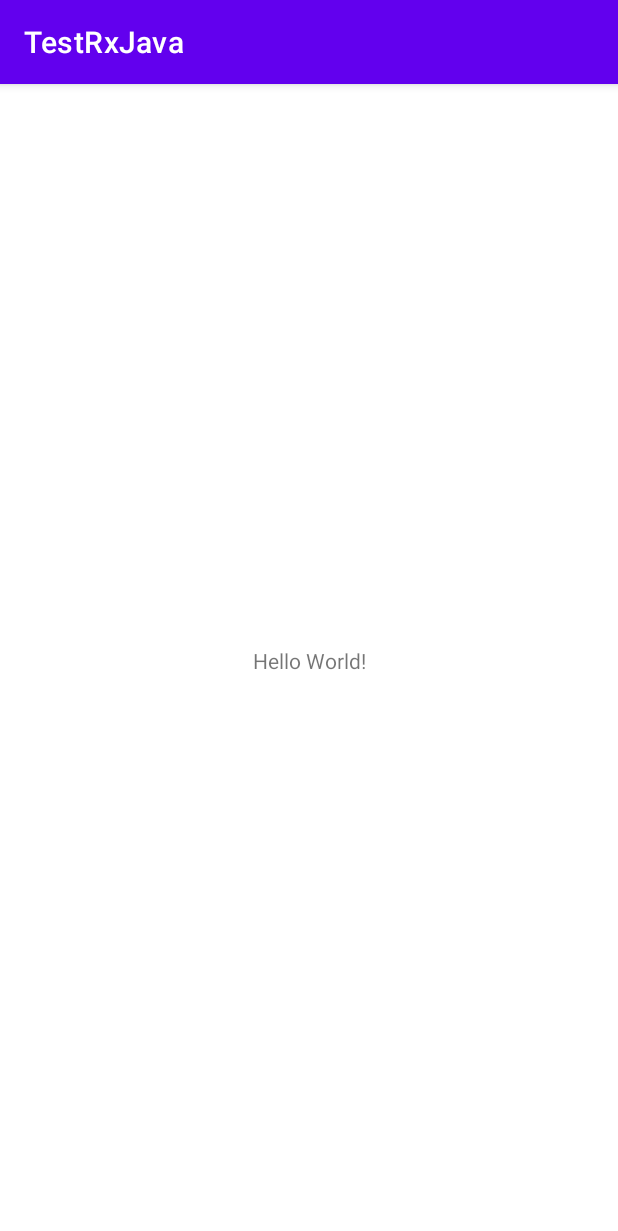
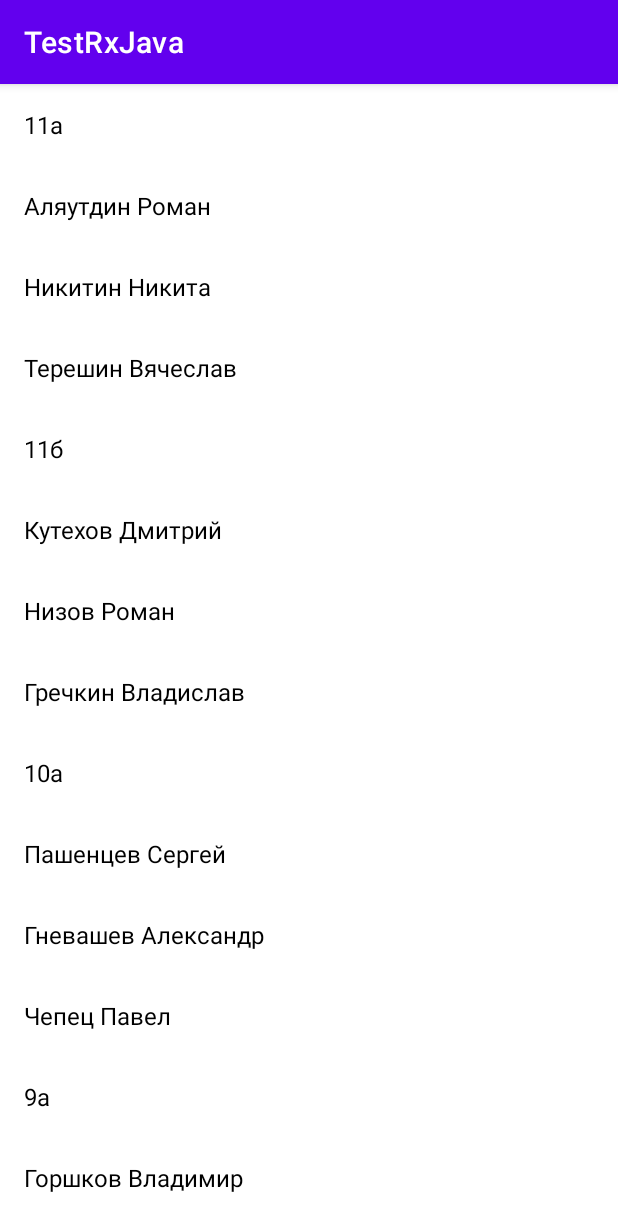
Before and after one commit to oisab/testRxJava, an Android app: the screen it shows after launch (MainActivity), on a phone screen of 412 x 824 dp. Shown: the top 1231 px of the screen. Run offline under Robolectric (Android 15) with nearby library versions, the phone set to English and light mode, and no system bars; our stand-ins replace RxJava.

```diff
--- a/app/build.gradle
+++ b/app/build.gradle
@@ -39,6 +39,11 @@ dependencies {
     implementation 'androidx.appcompat:appcompat:1.2.0'
     implementation 'com.google.android.material:material:1.3.0'
     implementation 'androidx.constraintlayout:constraintlayout:2.0.4'
+
+    // RxJava && RxAndroid
+    implementation 'io.reactivex.rxjava3:rxjava:3.0.13-RC4'
+    implementation 'io.reactivex.rxjava3:rxandroid:3.0.0'
+
     testImplementation 'junit:junit:4.+'
     androidTestImplementation 'androidx.test.ext:junit:1.1.2'
     androidTestImplementation 'androidx.test.espresso:espresso-core:3.3.0'
--- /dev/null
+++ b/app/src/main/java/com/oisab/testrxjava/CellModel.kt
@@ -0,0 +1,3 @@
+package com.oisab.testrxjava
+
+data class CellModel(val studentName: String)
--- a/app/src/main/java/com/oisab/testrxjava/MainActivity.kt
+++ b/app/src/main/java/com/oisab/testrxjava/MainActivity.kt
@@ -3,9 +3,15 @@ package com.oisab.testrxjava
 import androidx.appcompat.app.AppCompatActivity
 import android.os.Bundle
 
+
 class MainActivity : AppCompatActivity() {
     override fun onCreate(savedInstanceState: Bundle?) {
         super.onCreate(savedInstanceState)
         setContentView(R.layout.activity_main)
+
+        supportFragmentManager
+            .beginTransaction()
+            .replace(R.id.mainContainerView, TestFragment())
+            .commitNow()
     }
 }
--- /dev/null
+++ b/app/src/main/java/com/oisab/testrxjava/TestAdapter.kt
@@ -0,0 +1,38 @@
+package com.oisab.testrxjava
+
+import android.view.LayoutInflater
+import android.view.View
+import android.view.ViewGroup
+import android.widget.TextView
+import androidx.recyclerview.widget.RecyclerView
+
+class TestAdapter : RecyclerView.Adapter<TestAdapter.TestViewHolder>() {
+    private val testData : MutableList<CellModel> = ArrayList()
+
+    fun setData(items: MutableList<CellModel>) {
+        this.testData.clear()
+        this.testData.addAll(items)
+        notifyDataSetChanged()
+    }
+
+    override fun onCreateViewHolder(parent: ViewGroup, viewType: Int): TestViewHolder {
+        val layoutInflater = LayoutInflater.from(parent.context)
+        return TestViewHolder(layoutInflater.inflate(R.layout.cell_test, parent, false))
+    }
+
+    override fun onBindViewHolder(holder: TestViewHolder, position: Int) {
+        holder.bind(testData[position])
+    }
+
+    override fun getItemCount(): Int {
+        return testData.size
+    }
+
+    class TestViewHolder(view: View) : RecyclerView.ViewHolder(view) {
+        private val testTextView = view.findViewById<TextView>(R.id.testText)
+
+        fun bind(testCell: CellModel) {
+            testTextView.text = testCell.studentName
+        }
+    }
+}
--- /dev/null
+++ b/app/src/main/java/com/oisab/testrxjava/TestFragment.kt
@@ -0,0 +1,75 @@
+package com.oisab.testrxjava
+
+import android.os.Bundle
+import android.util.Log
+import android.view.View
+import androidx.fragment.app.Fragment
+import androidx.recyclerview.widget.LinearLayoutManager
+import androidx.recyclerview.widget.RecyclerView
+import io.reactivex.rxjava3.core.Single
+import io.reactivex.rxjava3.disposables.CompositeDisposable
+import kotlin.collections.ArrayList
+
+class TestFragment : Fragment(R.layout.test_fragment) {
+    private val testAdapter = TestAdapter()
+    private val disposeBag = CompositeDisposable()
+
+    override fun onViewCreated(view: View, savedInstanceState: Bundle?) {
+        super.onViewCreated(view, savedInstanceState)
+
+        val classesRecyclerView: RecyclerView = view.findViewById(R.id.testRecyclerView)
+        classesRecyclerView.adapter = testAdapter
+        classesRecyclerView.layoutManager =
+            LinearLayoutManager(requireContext(), LinearLayoutManager.VERTICAL, false)
+
+        disposeBag.add(generateStudents()
+            .zipWith(generateClasses(),
+                { t, u ->
+                    val items: MutableList<CellModel> = ArrayList()
+                    for ((schoolClasses, students) in t) {                // проход по ключам ассоциативного массива
+                        if (schoolClasses in u) {                        // если текущий ключ содержится в списке классов
+                            items.add(CellModel(schoolClasses))         // добавить в список ключ - название класса
+                            for (student in students) {                // добавить в список всех студентов класса
+                                items.add(CellModel(student))
+                            }
+                        }
+                    }
+                    return@zipWith items
+                })
+            .subscribe({
+                testAdapter.setData(it)
+            }, {
+                Log.e("myApp", "Error generating a list of students and classes")
+            })
+        )
+        disposeBag.clear()
+    }
+
+    private fun generateClasses(): Single<ArrayList<String>> {
+        val schoolClasses = arrayListOf(
+            "11а", "11б", "10а", "10б", "9а", "9б", "9в", "8а",
+            "8б", "8в", "7а", "7б", "7в", "6а", "6б", "6вб", "5а", "5б", "5в"
+        )
+        return Single.create { subscriber ->
+            subscriber.onSuccess(schoolClasses)
+        }
+    }
+
+    private fun generateStudents(): Single<Map<String, List<String>>> {
+        val schoolStudents: Map<String, List<String>> = mapOf(
+            "11а" to listOf("Аляутдин Роман", "Никитин Никита", "Терешин Вячеслав"),
+            "11б" to listOf("Кутехов Дмитрий", "Низов Роман", "Гречкин Владислав"),
+            "10а" to listOf("Пашенцев Сергей", "Гневашев Александр", "Чепец Павел"),
+            "9а" to listOf("Горшков Владимир", "Корячко Владимир", "Аптеев Даниил"),
+            "9б" to listOf("Артамонов Александр", "Брехов Олег", "Вестяк Анатолий"),
+            "8а" to listOf("Петренко Юрий", "Трембач Михаил", "Давыдов Сергей"),
+            "8б" to listOf("Гагарин Андрей", "Чугаев Борис", "Судаков Владимир"),
+            "7а" to listOf("Волков Владимир", "Чебатко Марина", "Копылова Дарья"),
+            "6а" to listOf("Аверьянова Екатерина", "Матафонова Марина", "Колчин Леонид"),
+            "5а" to listOf("Сафронов Леонид", "Исаев Осман", "Мякишева Владислава"),
+        )
+        return Single.create { subscribe ->
+            subscribe.onSuccess(schoolStudents)
+        }
+    }
+}
--- a/app/src/main/res/layout/activity_main.xml
+++ b/app/src/main/res/layout/activity_main.xml
@@ -1,18 +1,15 @@
 <?xml version="1.0" encoding="utf-8"?>
-<androidx.constraintlayout.widget.ConstraintLayout xmlns:android="http://schemas.android.com/apk/res/android"
+<FrameLayout xmlns:android="http://schemas.android.com/apk/res/android"
     xmlns:app="http://schemas.android.com/apk/res-auto"
     xmlns:tools="http://schemas.android.com/tools"
     android:layout_width="match_parent"
     android:layout_height="match_parent"
     tools:context=".MainActivity">
 
-    <TextView
-        android:layout_width="wrap_content"
-        android:layout_height="wrap_content"
-        android:text="Hello World!"
-        app:layout_constraintBottom_toBottomOf="parent"
-        app:layout_constraintLeft_toLeftOf="parent"
-        app:layout_constraintRight_toRightOf="parent"
-        app:layout_constraintTop_toTopOf="parent" />
+    <FrameLayout
+        android:id="@+id/mainContainerView"
+        android:layout_width="match_parent"
+        android:layout_height="match_parent">
+    </FrameLayout>
 
-</androidx.constraintlayout.widget.ConstraintLayout>
+</FrameLayout>
--- /dev/null
+++ b/app/src/main/res/layout/cell_test.xml
@@ -0,0 +1,16 @@
+<?xml version="1.0" encoding="utf-8"?>
+<androidx.appcompat.widget.LinearLayoutCompat xmlns:android="http://schemas.android.com/apk/res/android"
+    android:layout_width="match_parent"
+    android:layout_height="wrap_content"
+    android:orientation="vertical"
+    android:padding="16dp">
+
+
+    <TextView
+        android:id="@+id/testText"
+        android:layout_width="match_parent"
+        android:layout_height="wrap_content"
+        android:textSize="16sp"
+        android:textColor="@color/black"/>
+
+</androidx.appcompat.widget.LinearLayoutCompat>
--- /dev/null
+++ b/app/src/main/res/layout/test_fragment.xml
@@ -0,0 +1,11 @@
+<?xml version="1.0" encoding="utf-8"?>
+<FrameLayout xmlns:android="http://schemas.android.com/apk/res/android"
+    android:layout_width="match_parent"
+    android:layout_height="match_parent">
+
+    <androidx.recyclerview.widget.RecyclerView
+        android:id="@+id/testRecyclerView"
+        android:layout_width="match_parent"
+        android:layout_height="match_parent"/>
+
+</FrameLayout>
```
